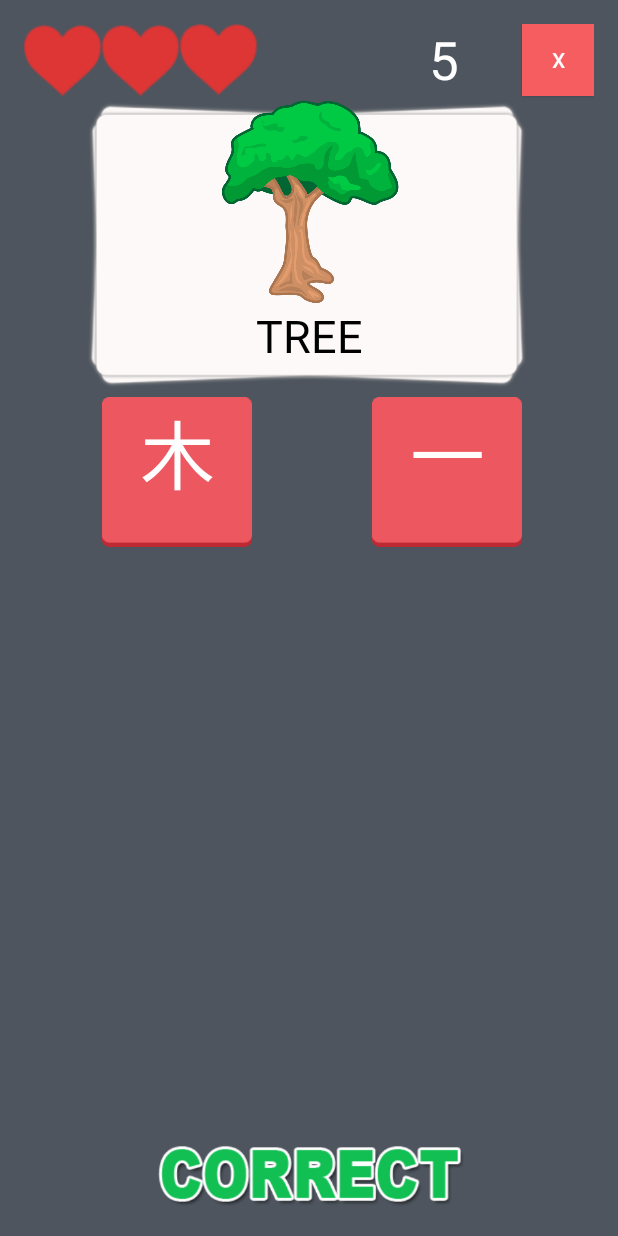
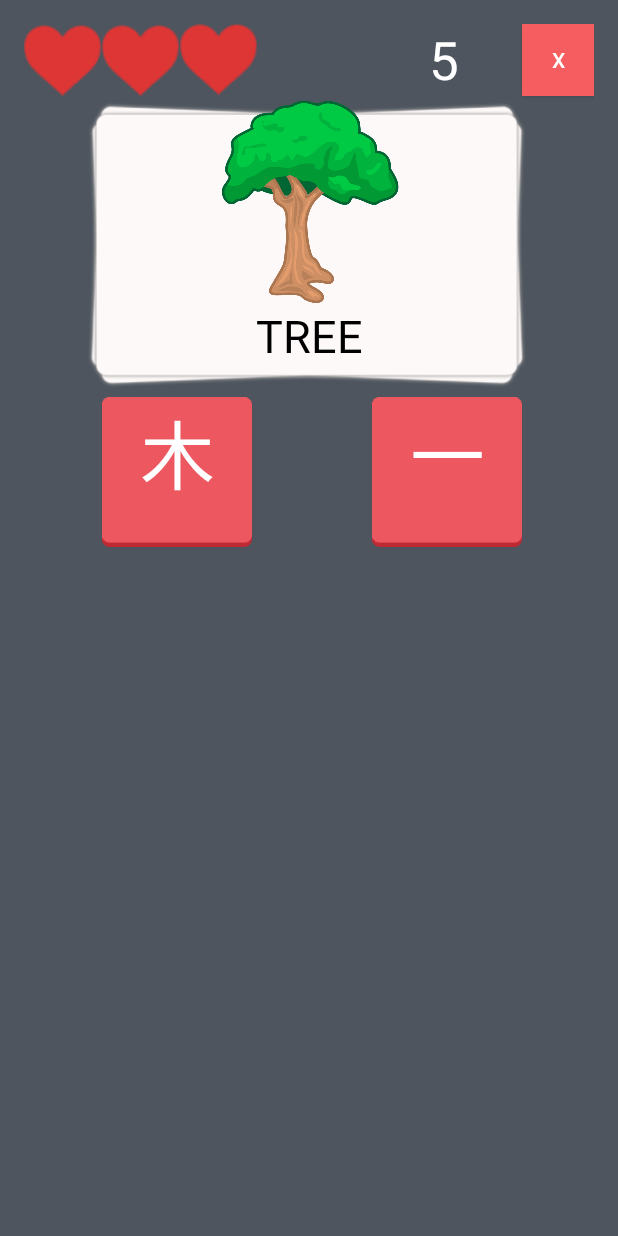
Before and after one commit to ihimawan/KakoiKanji, an Android app: the MainPlay screen opened directly, with no data from a screen before it, after a tap on "ICHI", on a phone screen of 412 x 824 dp. Run offline under Robolectric (Android 15) with nearby library versions, the phone set to English and light mode, and no system bars; 1 statement that could not run was skipped.

```diff
--- a/app/src/main/java/com/example/kakoi/MainPlay.java
+++ b/app/src/main/java/com/example/kakoi/MainPlay.java
@@ -12,6 +12,8 @@ import android.os.Bundle;
 import android.view.View;
 import android.view.ViewGroup;
 import android.view.WindowManager;
+import android.view.animation.Animation;
+import android.view.animation.AnimationUtils;
 import android.widget.Button;
 import android.widget.EditText;
 import android.widget.ImageView;
@@ -19,6 +21,7 @@ import android.widget.LinearLayout;
 import android.widget.RelativeLayout;
 import android.widget.TextView;
 import android.os.Handler;
+import android.widget.ViewFlipper;
 
 import java.util.ArrayList;
 import java.util.Random;
@@ -76,6 +79,7 @@ public class MainPlay extends AppCompatActivity {
     Random rand;            //a random object to generate random numbers later
     int whereCorrectAnswer=1; //the Button number that contains the correct answer.
     int chosenAnswer = 1;
+    ViewFlipper myViewFlipper;
 
     int randomDistractor;
 
@@ -149,6 +153,7 @@ public class MainPlay extends AppCompatActivity {
 
         rand = new Random(); //creating random object to generate random numbers later
         setRound(); //starts the function that sets the whole round
+        myViewFlipper = (ViewFlipper) findViewById(R.id.myViewFlipper);
 
     }
     @Override
@@ -162,7 +167,8 @@ public class MainPlay extends AppCompatActivity {
                 .setCancelable(false)
                 .setPositiveButton("Yes, I give up!", new DialogInterface.OnClickListener() {
                     public void onClick(DialogInterface dialog, int id) {
-                        gameEnds(); //then run the game end function
+                        exitGame();
+//                        gameEnds(); //then run the game end function
                     }
                 })
                 .setNegativeButton("Nevermind.", new DialogInterface.OnClickListener() {
@@ -175,7 +181,10 @@ public class MainPlay extends AppCompatActivity {
         alert.show();
     }
 
-//    player cannot move back to previous screen
+    public void exitGame(){
+        Intent i = new Intent(this, MainActivity.class);
+        startActivity(i);
+    }
 
     //function that sets the round
     public void setRound(){
@@ -183,6 +192,8 @@ public class MainPlay extends AppCompatActivity {
         //restore the colors of the buttons
         buttonArray.get(whereCorrectAnswer-1).setBackgroundResource(R.drawable.answerbutton);
         buttonArray.get(chosenAnswer-1).setBackgroundResource(R.drawable.answerbutton);
+
+        feedbackImg.setImageResource(0);
 
         setRandomQuestion();    //sets the question
         setAnswerChoice();      //sets the answer choices
@@ -203,9 +214,7 @@ public class MainPlay extends AppCompatActivity {
 
             while(distractors.contains(askedQuestions.get(randomDistractor))||
                     askedQuestions.get(randomDistractor) == n) {
-
                 randomDistractor = rand.nextInt(askedQuestions.size()); //keep looking for a different distractor
-
             }
             distractors.add(askedQuestions.get(randomDistractor)); //add that distractor int he distractor arrayList
         }
@@ -346,7 +355,7 @@ public class MainPlay extends AppCompatActivity {
             public void run() {
                 setRound(); //get another random question
             }
-        }, 500);
+        }, 650);
     }
 
     //function that runs if the second button is clicked.
@@ -358,7 +367,7 @@ public class MainPlay extends AppCompatActivity {
             public void run() {
                 setRound(); //get another random question
             }
-        }, 500);
+        }, 650);
     }
 
     //function that runs if the third button is clicked.
@@ -370,7 +379,7 @@ public class MainPlay extends AppCompatActivity {
             public void run() {
                 setRound(); //get another random question
             }
-        }, 500);
+        }, 650);
     }
 
     //function that runs if the fourth button is clicked.
@@ -382,7 +391,7 @@ public class MainPlay extends AppCompatActivity {
             public void run() {
                 setRound(); //get another random question
             }
-        }, 500);
+        }, 650);
     }
 
     //checks if correct answer
@@ -390,8 +399,18 @@ public class MainPlay extends AppCompatActivity {
 
         if (whereCorrectAnswer == chosenAnswer){ //(dbHandler.isCorrectAnswer(n, answerChoice))
 
+//            Animation grow_from_middle, shrink_to_middle, slide_in_left, slide_out_right;
+//
+//            grow_from_middle = AnimationUtils.loadAnimation(this, R.anim.grow_from_middle);
+//            shrink_to_middle = AnimationUtils.loadAnimation(this, R.anim.shrink_to_middle);
+//            slide_in_left = AnimationUtils.loadAnimation(this, R.anim.slide_in_left);
+//            slide_out_right = AnimationUtils.loadAnimation(this, R.anim.slide_out_right);
+
             //display "correct" image
             feedbackImg.setImageResource(R.drawable.correctsign);
+
+//            myViewFlipper.setInAnimation(slide_in_left);
+//            myViewFlipper.setOutAnimation(slide_out_right);
 
             //set up button sounds
             final MediaPlayer correctButtonClick = MediaPlayer.create(this, R.raw.correct);
@@ -474,9 +493,6 @@ public class MainPlay extends AppCompatActivity {
     //this function changes the question text to a random question in the database
     public void setRandomQuestion (){
 
-//        //choose a random question ID from the database
-//        n = rand.nextInt(dbHandler.getProfilesCount());
-
         int divide = rand.nextInt(4)+1;
 
         if (roundNumber>4) {
--- /dev/null
+++ b/app/src/main/res/anim/grow_from_middle.xml
@@ -0,0 +1,17 @@
+<?xml version="1.0" encoding="utf-8"?>
+<set xmlns:android="http://schemas.android.com/apk/res/android">
+    <scale
+        android:interpolator="@android:anim/linear_interpolator"
+        android:fromXScale="1.0"
+        android:toXScale="1.0"
+        android:fromYScale="0.0"
+        android:toYScale="1.0"
+        android:fillAfter="false"
+        android:startOffset="200"
+        android:duration="200" />
+    <translate
+        android:fromYDelta="50%"
+        android:toYDelta="0"
+        android:startOffset="200"
+        android:duration="200"/>
+</set>
--- /dev/null
+++ b/app/src/main/res/anim/shrink_to_middle.xml
@@ -0,0 +1,14 @@
+<set xmlns:android="http://schemas.android.com/apk/res/android">
+    <scale
+        android:interpolator="@android:anim/linear_interpolator"
+        android:fromXScale="1.0"
+        android:toXScale="1.0"
+        android:fromYScale="1.0"
+        android:toYScale="0.0"
+        android:fillAfter="false"
+        android:duration="200" />
+    <translate
+        android:fromYDelta="0"
+        android:toYDelta="50%"
+        android:duration="200"/>
+</set>
--- /dev/null
+++ b/app/src/main/res/anim/slide_in_left.xml
@@ -0,0 +1,6 @@
+<?xml version="1.0" encoding="utf-8"?>
+<set xmlns:android="http://schemas.android.com/apk/res/android"
+    android:shareInterpolator="false" >
+    <translate android:duration="5000" android:fromXDelta="-100%" android:toXDelta="0%"/>
+    <alpha android:duration="5000" android:fromAlpha="0.0" android:toAlpha="1.0" />
+</set>
--- /dev/null
+++ b/app/src/main/res/anim/slide_out_right.xml
@@ -0,0 +1,6 @@
+<?xml version="1.0" encoding="utf-8"?>
+<set xmlns:android="http://schemas.android.com/apk/res/android"
+    android:shareInterpolator="false" >
+    <translate android:duration="5000" android:fromXDelta="0%" android:toXDelta="100%"/>
+    <alpha android:duration="5000" android:fromAlpha="1.0" android:toAlpha="0.0" />
+</set>
--- a/app/src/main/res/layout/activity_main_play.xml
+++ b/app/src/main/res/layout/activity_main_play.xml
@@ -7,6 +7,17 @@
     android:background="#4E555E"
     android:clickable="true"
     android:id="@+id/rellay">
+
+    <ViewFlipper
+        android:id="@+id/myViewFlipper"
+        android:layout_width="match_parent"
+        android:layout_height="wrap_content"
+        android:layout_marginBottom="39dp"
+        android:layout_alignBottom="@+id/questionImage"
+        android:layout_alignParentLeft="true"
+        android:layout_alignParentStart="true">
+
+    </ViewFlipper>
 
     <ImageView
         android:layout_width="500dp"
@@ -112,9 +123,10 @@
         android:layout_width="wrap_content"
         android:layout_height="wrap_content"
         android:id="@+id/frameLayout3"
-        android:layout_above="@+id/feedbackImg"
-        android:layout_alignLeft="@+id/frameLayout1"
-        android:layout_alignStart="@+id/frameLayout1">
+        android:layout_below="@+id/frameLayout1"
+        android:layout_toRightOf="@+id/life1"
+        android:layout_toEndOf="@+id/life1"
+        android:layout_marginTop="39dp">
 
         <Button
             android:id="@+id/answer3"
@@ -144,7 +156,7 @@
         android:layout_width="wrap_content"
         android:layout_height="wrap_content"
         android:id="@+id/frameLayout4"
-        android:layout_above="@+id/feedbackImg"
+        android:layout_alignTop="@+id/frameLayout3"
         android:layout_alignLeft="@+id/frameLayout2"
         android:layout_alignStart="@+id/frameLayout2">
 
@@ -171,18 +183,6 @@
             tools:ignore="HardcodedText"></Button>
 
     </FrameLayout>
-
-    <ImageView
-        android:layout_width="400dp"
-        android:layout_height="50dp"
-        android:id="@+id/feedbackImg"
-        android:layout_alignParentBottom="true"
-        android:layout_alignParentLeft="true"
-        android:layout_alignParentStart="true"
-        android:gravity ="center"
-        android:clickable="true"
-        android:contextClickable="false"
-        android:layout_centerVertical="true" />
 
     <TextView
         android:layout_width="wrap_content"
@@ -243,5 +243,16 @@
         android:layout_below="@+id/life3"
         android:layout_centerHorizontal="true" />
 
+    <ImageView
+        android:layout_width="400dp"
+        android:layout_height="50dp"
+        android:id="@+id/feedbackImg"
+        android:gravity ="center"
+        android:clickable="true"
+        android:contextClickable="false"
+        android:layout_alignBottom="@+id/myViewFlipper"
+        android:layout_alignParentLeft="true"
+        android:layout_alignParentStart="true" />
+
 
 </RelativeLayout>
```
